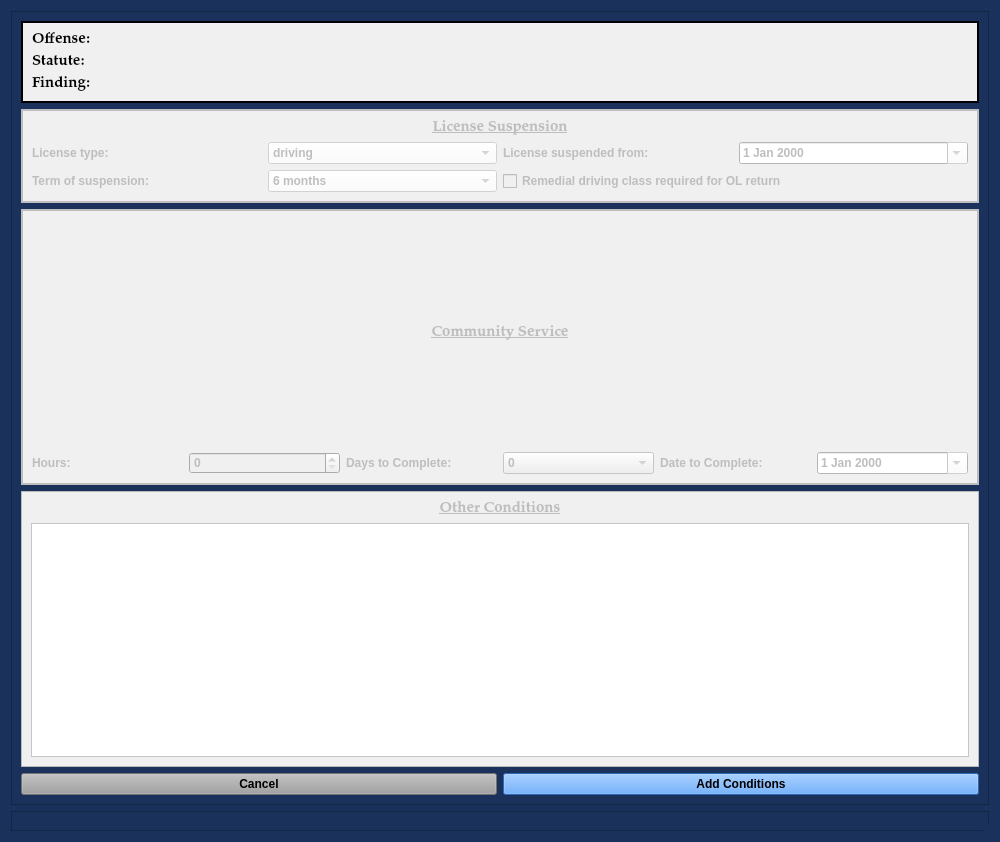
The window that views/ui/AddConditionsDialog.ui (HunterProgram22/MuniEntry) describes before a commit, drawn with Qt 5.
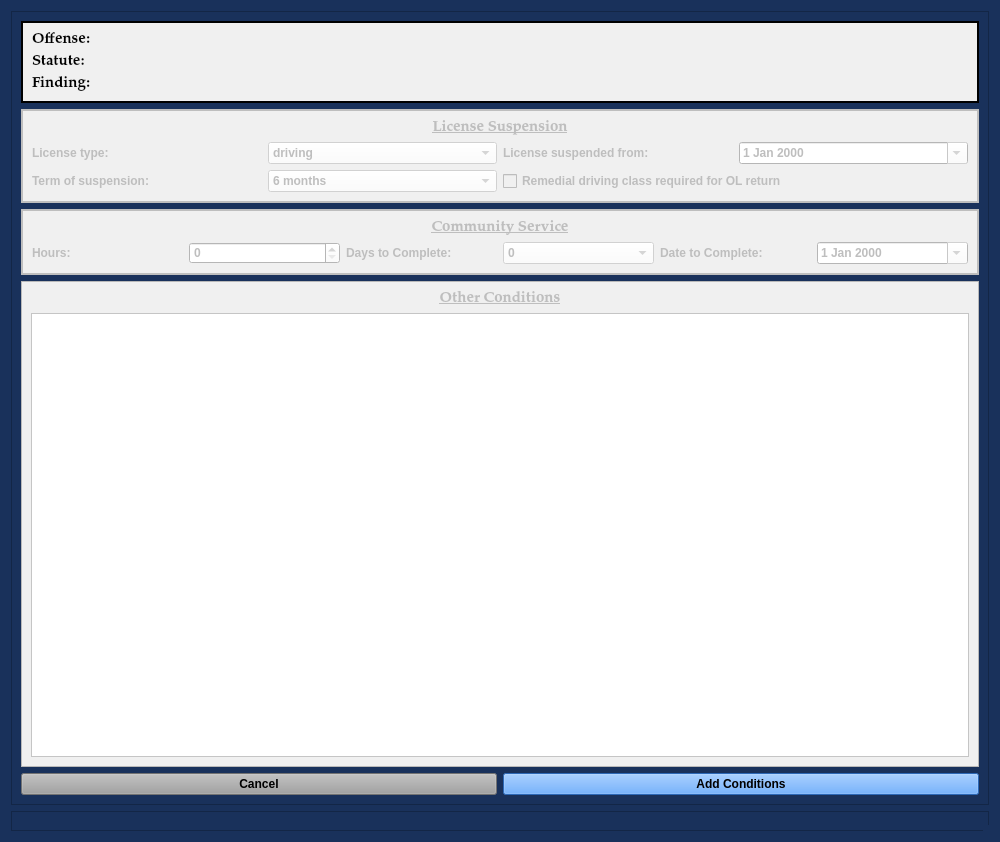
The same window after the commit.

Commit message: Removed community control and other unused conditions.

Patch:
```diff
--- a/views/ui/AddConditionsDialog.ui
+++ b/views/ui/AddConditionsDialog.ui
@@ -401,49 +401,32 @@
           <number>2</number>
          </property>
          <layout class="QGridLayout" name="gridLayout">
-          <item row="0" column="0">
-           <layout class="QVBoxLayout" name="verticalLayout_2" stretch="1,3">
-            <item>
-             <widget class="QLabel" name="label_26">
-              <property name="font">
-               <font>
-                <family>Palatino Linotype</family>
-                <pointsize>11</pointsize>
-                <weight>75</weight>
-                <italic>false</italic>
-                <bold>true</bold>
-                <underline>true</underline>
-               </font>
-              </property>
-              <property name="text">
-               <string>Community Service</string>
-              </property>
-              <property name="alignment">
-               <set>Qt::AlignCenter</set>
-              </property>
-             </widget>
-            </item>
-            <item>
-             <layout class="QHBoxLayout" name="horizontalLayout">
-              <item>
+          <item row="1" column="0">
                <widget class="QLabel" name="label_15">
                 <property name="text">
                  <string>Hours:</string>
                 </property>
                </widget>
               </item>
-              <item>
-               <widget class="QSpinBox" name="community_service_hours_ordered_box"/>
-              </item>
-              <item>
+          <item row="1" column="1">
+           <widget class="QSpinBox" name="community_service_hours_ordered_box">
+            <property name="styleSheet">
+             <string notr="true">background-color: rgb(255, 255, 255);</string>
+            </property>
+           </widget>
+          </item>
+          <item row="1" column="2">
                <widget class="QLabel" name="label">
                 <property name="text">
                  <string>Days to Complete:</string>
                 </property>
                </widget>
               </item>
-              <item>
+          <item row="1" column="3">
                <widget class="QComboBox" name="community_service_days_to_complete_box">
+            <property name="styleSheet">
+             <string notr="true">background-color: rgb(255, 255, 255);</string>
+            </property>
                 <item>
                  <property name="text">
                   <string>0</string>
@@ -481,14 +464,14 @@
                 </item>
                </widget>
               </item>
-              <item>
+          <item row="1" column="4">
                <widget class="QLabel" name="label_22">
                 <property name="text">
                  <string>Date to Complete:</string>
                 </property>
                </widget>
               </item>
-              <item>
+          <item row="1" column="5">
                <widget class="QDateEdit" name="community_service_date_to_complete_box">
                 <property name="styleSheet">
                  <string notr="true">background-color: rgb(255, 255, 255);</string>
@@ -498,9 +481,25 @@
                 </property>
                </widget>
               </item>
-             </layout>
-            </item>
-           </layout>
+          <item row="0" column="0" colspan="6">
+           <widget class="QLabel" name="label_26">
+            <property name="font">
+             <font>
+              <family>Palatino Linotype</family>
+              <pointsize>11</pointsize>
+              <weight>75</weight>
+              <italic>false</italic>
+              <bold>true</bold>
+              <underline>true</underline>
+             </font>
+            </property>
+            <property name="text">
+             <string>Community Service</string>
+            </property>
+            <property name="alignment">
+             <set>Qt::AlignCenter</set>
+            </property>
+           </widget>
           </item>
          </layout>
         </widget>
```
Lines whose indentation alone changed are shown as unchanged. The commit also changes 5 other files.
